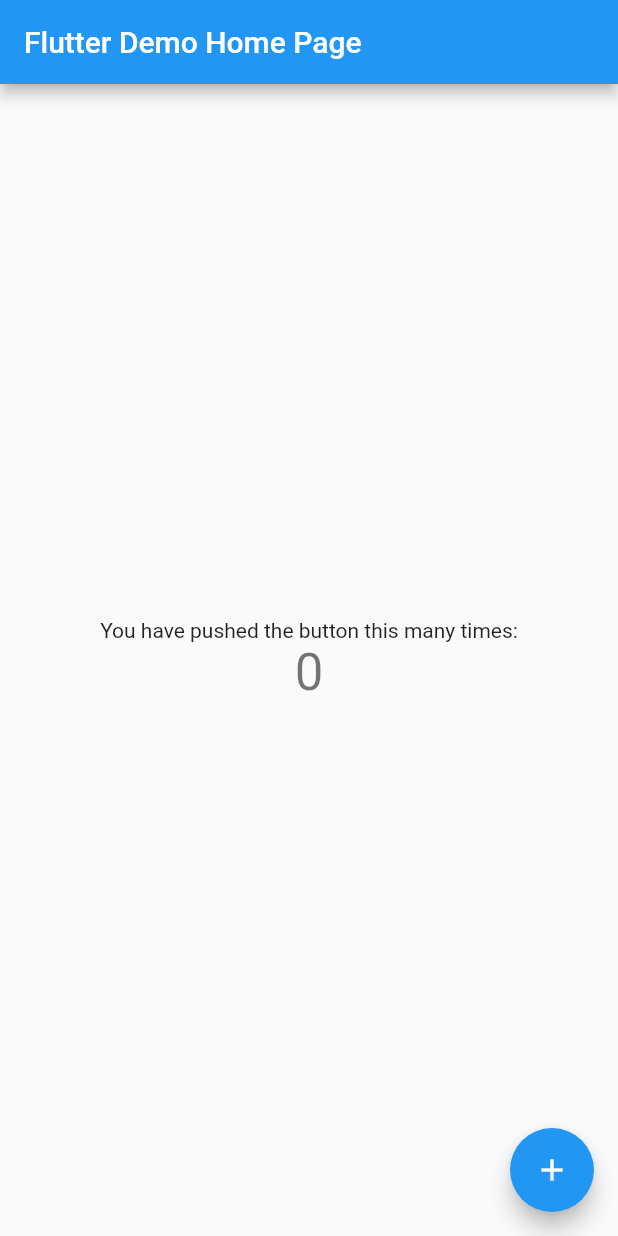
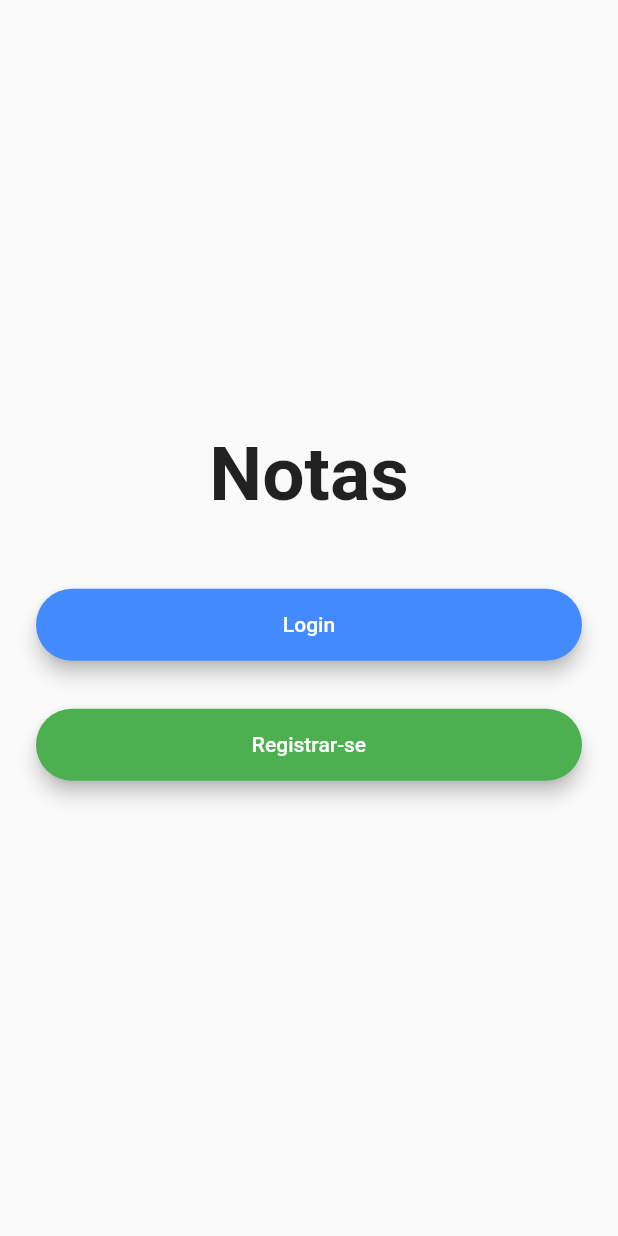
Before and after one commit to gregori/notes_flutter, a Flutter app: the screen it shows after launch, on a phone screen of 412 x 824 dp. Run offline on Flutter 3.47's test engine with Material 2 defaults, Android fonts, the phone set to English and light mode, and no system bars.

Commit message:
Adicionar welcome screen

```diff
--- a/lib/main.dart
+++ b/lib/main.dart
@@ -1,115 +1,18 @@
 import 'package:flutter/material.dart';
+import 'package:notes_flutter/screens/welcome_screen.dart';
 
 void main() {
-  runApp(const MyApp());
+  runApp(const NotesApp());
 }
 
-class MyApp extends StatelessWidget {
-  const MyApp({Key? key}) : super(key: key);
+class NotesApp extends StatelessWidget {
+  const NotesApp({Key? key}) : super(key: key);
 
   // This widget is the root of your application.
   @override
   Widget build(BuildContext context) {
-    return MaterialApp(
-      title: 'Flutter Demo',
-      theme: ThemeData(
-        // This is the theme of your application.
-        //
-        // Try running your application with "flutter run". You'll see the
-        // application has a blue toolbar. Then, without quitting the app, try
-        // changing the primarySwatch below to Colors.green and then invoke
-        // "hot reload" (press "r" in the console where you ran "flutter run",
-        // or simply save your changes to "hot reload" in a Flutter IDE).
-        // Notice that the counter didn't reset back to zero; the application
-        // is not restarted.
-        primarySwatch: Colors.blue,
-      ),
-      home: const MyHomePage(title: 'Flutter Demo Home Page'),
+    return const MaterialApp(
+      home: WelcomeScreen(),
     );
   }
 }
-
-class MyHomePage extends StatefulWidget {
-  const MyHomePage({Key? key, required this.title}) : super(key: key);
-
-  // This widget is the home page of your application. It is stateful, meaning
-  // that it has a State object (defined below) that contains fields that affect
-  // how it looks.
-
-  // This class is the configuration for the state. It holds the values (in this
-  // case the title) provided by the parent (in this case the App widget) and
-  // used by the build method of the State. Fields in a Widget subclass are
-  // always marked "final".
-
-  final String title;
-
-  @override
-  State<MyHomePage> createState() => _MyHomePageState();
-}
-
-class _MyHomePageState extends State<MyHomePage> {
-  int _counter = 0;
-
-  void _incrementCounter() {
-    setState(() {
-      // This call to setState tells the Flutter framework that something has
-      // changed in this State, which causes it to rerun the build method below
-      // so that the display can reflect the updated values. If we changed
-      // _counter without calling setState(), then the build method would not be
-      // called again, and so nothing would appear to happen.
-      _counter++;
-    });
-  }
-
-  @override
-  Widget build(BuildContext context) {
-    // This method is rerun every time setState is called, for instance as done
-    // by the _incrementCounter method above.
-    //
-    // The Flutter framework has been optimized to make rerunning build methods
-    // fast, so that you can just rebuild anything that needs updating rather
-    // than having to individually change instances of widgets.
-    return Scaffold(
-      appBar: AppBar(
-        // Here we take the value from the MyHomePage object that was created by
-        // the App.build method, and use it to set our appbar title.
-        title: Text(widget.title),
-      ),
-      body: Center(
-        // Center is a layout widget. It takes a single child and positions it
-        // in the middle of the parent.
-        child: Column(
-          // Column is also a layout widget. It takes a list of children and
-          // arranges them vertically. By default, it sizes itself to fit its
-          // children horizontally, and tries to be as tall as its parent.
-          //
-          // Invoke "debug painting" (press "p" in the console, choose the
-          // "Toggle Debug Paint" action from the Flutter Inspector in Android
-          // Studio, or the "Toggle Debug Paint" command in Visual Studio Code)
-          // to see the wireframe for each widget.
-          //
-          // Column has various properties to control how it sizes itself and
-          // how it positions its children. Here we use mainAxisAlignment to
-          // center the children vertically; the main axis here is the vertical
-          // axis because Columns are vertical (the cross axis would be
-          // horizontal).
-          mainAxisAlignment: MainAxisAlignment.center,
-          children: <Widget>[
-            const Text(
-              'You have pushed the button this many times:',
-            ),
-            Text(
-              '$_counter',
-              style: Theme.of(context).textTheme.headline4,
-            ),
-          ],
-        ),
-      ),
-      floatingActionButton: FloatingActionButton(
-        onPressed: _incrementCounter,
-        tooltip: 'Increment',
-        child: const Icon(Icons.add),
-      ), // This trailing comma makes auto-formatting nicer for build methods.
-    );
-  }
-}
--- a/lib/screens/welcome_screen.dart
+++ b/lib/screens/welcome_screen.dart
@@ -1 +1,45 @@
 // Tela com os botões login e registrar
+import 'package:flutter/material.dart';
+import 'package:notes_flutter/widgets/rounded_button.dart';
+
+class WelcomeScreen extends StatelessWidget {
+  const WelcomeScreen({Key? key}) : super(key: key);
+
+  @override
+  Widget build(BuildContext context) {
+    return Scaffold(
+      body: Padding(
+        padding: const EdgeInsets.symmetric(horizontal: 24.0),
+        child: Column(
+          mainAxisAlignment: MainAxisAlignment.center,
+          crossAxisAlignment: CrossAxisAlignment.stretch,
+          children: [
+            const Center(
+              child: Text(
+                'Notas',
+                style: TextStyle(fontSize: 50.0, fontWeight: FontWeight.bold),
+              ),
+            ),
+            const SizedBox(
+              height: 30.0,
+            ),
+            RoundedButton(
+              color: Colors.blueAccent,
+              title: 'Login',
+              onPressed: () {
+                print('Login');
+              },
+            ),
+            RoundedButton(
+              color: Colors.green,
+              title: 'Registrar-se',
+              onPressed: () {
+                print('Registrar-se');
+              },
+            ),
+          ],
+        ),
+      ),
+    );
+  }
+}
--- /dev/null
+++ b/lib/widgets/rounded_button.dart
@@ -0,0 +1,37 @@
+import 'package:flutter/material.dart';
+
+class RoundedButton extends StatelessWidget {
+  const RoundedButton({
+    Key? key,
+    this.color,
+    required this.title,
+    required this.onPressed,
+  }) : super(key: key);
+
+  final Color? color;
+  final String title;
+  final VoidCallback onPressed;
+
+  @override
+  Widget build(BuildContext context) {
+    return Padding(
+      padding: const EdgeInsets.symmetric(vertical: 16.0),
+      child: Material(
+        elevation: 5.0,
+        color: color,
+        borderRadius: BorderRadius.circular(30.0),
+        child: MaterialButton(
+          onPressed: onPressed,
+          minWidth: 200.0,
+          height: 42.0,
+          child: Text(
+            title,
+            style: const TextStyle(
+              color: Colors.white,
+            ),
+          ),
+        ),
+      ),
+    );
+  }
+}
```
Also changed, not shown: 1 other file.
